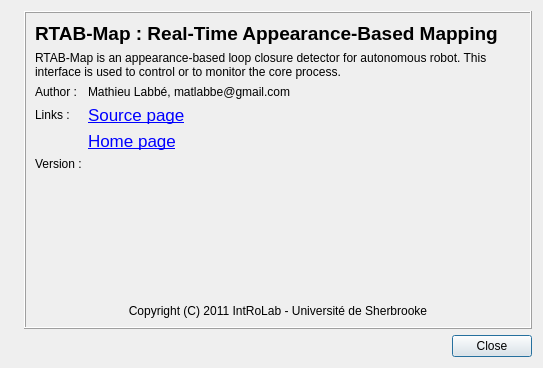
Before: the Qt Designer form guilib/src/ui/aboutDialog.ui in introlab/rtabmap, drawn with Qt 5.
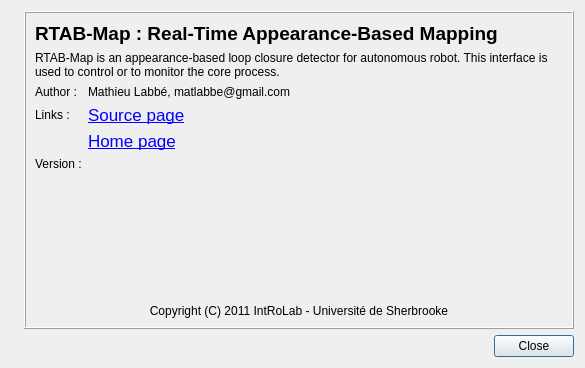
After: the same form once the commit is applied. Icons and pictures are not drawn.

The edit to the form file:
```diff
--- a/guilib/src/ui/aboutDialog.ui
+++ b/guilib/src/ui/aboutDialog.ui
@@ -6,7 +6,7 @@
    <rect>
     <x>0</x>
     <y>0</y>
-    <width>543</width>
+    <width>585</width>
     <height>368</height>
    </rect>
   </property>
@@ -147,7 +147,7 @@
 &lt;html&gt;&lt;head&gt;&lt;meta name=&quot;qrichtext&quot; content=&quot;1&quot; /&gt;&lt;style type=&quot;text/css&quot;&gt;
 p, li { white-space: pre-wrap; }
 &lt;/style&gt;&lt;/head&gt;&lt;body style=&quot; font-family:'Lucida Grande'; font-size:13pt; font-weight:400; font-style:normal;&quot;&gt;
-&lt;p style=&quot; margin-top:0px; margin-bottom:0px; margin-left:0px; margin-right:0px; -qt-block-indent:0; text-indent:0px;&quot;&gt;&lt;a href=&quot;http://introlab.gel.usherbrooke.ca/mediawiki-introlab/index.php/RTAB-Map&quot;&gt;&lt;span style=&quot; text-decoration: underline; color:#0000ff;&quot;&gt;Home page&lt;/span&gt;&lt;/a&gt;&lt;/p&gt;&lt;/body&gt;&lt;/html&gt;</string>
+&lt;p style=&quot; margin-top:0px; margin-bottom:0px; margin-left:0px; margin-right:0px; -qt-block-indent:0; text-indent:0px;&quot;&gt;&lt;a href=&quot;https://introlab.3it.usherbrooke.ca/mediawiki-introlab/index.php/RTAB-Map&quot;&gt;&lt;span style=&quot; text-decoration: underline; color:#0000ff;&quot;&gt;Home page&lt;/span&gt;&lt;/a&gt;&lt;/p&gt;&lt;/body&gt;&lt;/html&gt;</string>
             </property>
             <property name="alignment">
              <set>Qt::AlignLeading|Qt::AlignLeft|Qt::AlignVCenter</set>
```
